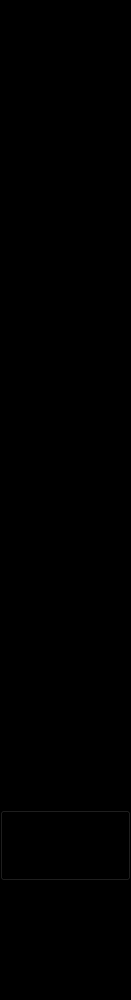
cxy-codeRecord/FetalProcess, file ClientProcess/ClientBar/CMenuBar/CMenuBar.ui: the form before one commit.
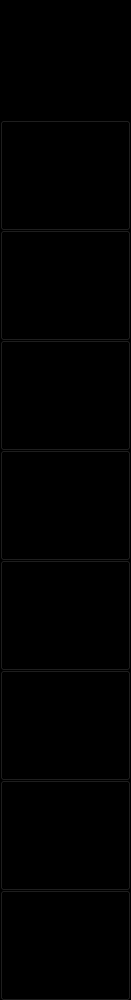
The form after the commit. Custom widgets are drawn as their Qt base class.

The edit to the form file:
```diff
--- a/ClientProcess/ClientBar/CMenuBar/CMenuBar.ui
+++ b/ClientProcess/ClientBar/CMenuBar/CMenuBar.ui
@@ -20,9 +20,100 @@
    <property name="geometry">
     <rect>
      <x>0</x>
-     <y>810</y>
+     <y>780</y>
      <width>131</width>
-     <height>71</height>
+     <height>111</height>
+    </rect>
+   </property>
+   <property name="text">
+    <string>...</string>
+   </property>
+  </widget>
+  <widget class="CPageButton" name="zeroIUPBtn">
+   <property name="geometry">
+    <rect>
+     <x>0</x>
+     <y>120</y>
+     <width>131</width>
+     <height>111</height>
+    </rect>
+   </property>
+   <property name="text">
+    <string>...</string>
+   </property>
+  </widget>
+  <widget class="CPageButton" name="NoteBtn">
+   <property name="geometry">
+    <rect>
+     <x>0</x>
+     <y>340</y>
+     <width>131</width>
+     <height>111</height>
+    </rect>
+   </property>
+   <property name="text">
+    <string>...</string>
+   </property>
+  </widget>
+  <widget class="CPageButton" name="LogBtn">
+   <property name="geometry">
+    <rect>
+     <x>0</x>
+     <y>450</y>
+     <width>131</width>
+     <height>111</height>
+    </rect>
+   </property>
+   <property name="text">
+    <string>...</string>
+   </property>
+  </widget>
+  <widget class="CPageButton" name="SignalBtn">
+   <property name="geometry">
+    <rect>
+     <x>0</x>
+     <y>560</y>
+     <width>131</width>
+     <height>111</height>
+    </rect>
+   </property>
+   <property name="text">
+    <string>...</string>
+   </property>
+  </widget>
+  <widget class="CPageButton" name="SystemMenuBtn">
+   <property name="geometry">
+    <rect>
+     <x>0</x>
+     <y>670</y>
+     <width>131</width>
+     <height>111</height>
+    </rect>
+   </property>
+   <property name="text">
+    <string>...</string>
+   </property>
+  </widget>
+  <widget class="CPageButton" name="printerBtn">
+   <property name="geometry">
+    <rect>
+     <x>0</x>
+     <y>890</y>
+     <width>131</width>
+     <height>111</height>
+    </rect>
+   </property>
+   <property name="text">
+    <string>...</string>
+   </property>
+  </widget>
+  <widget class="CPageButton" name="nibpBtn">
+   <property name="geometry">
+    <rect>
+     <x>0</x>
+     <y>230</y>
+     <width>131</width>
+     <height>111</height>
     </rect>
    </property>
    <property name="text">
```
Left out of the diff: 2 changed lines with no effect on the pictures.
